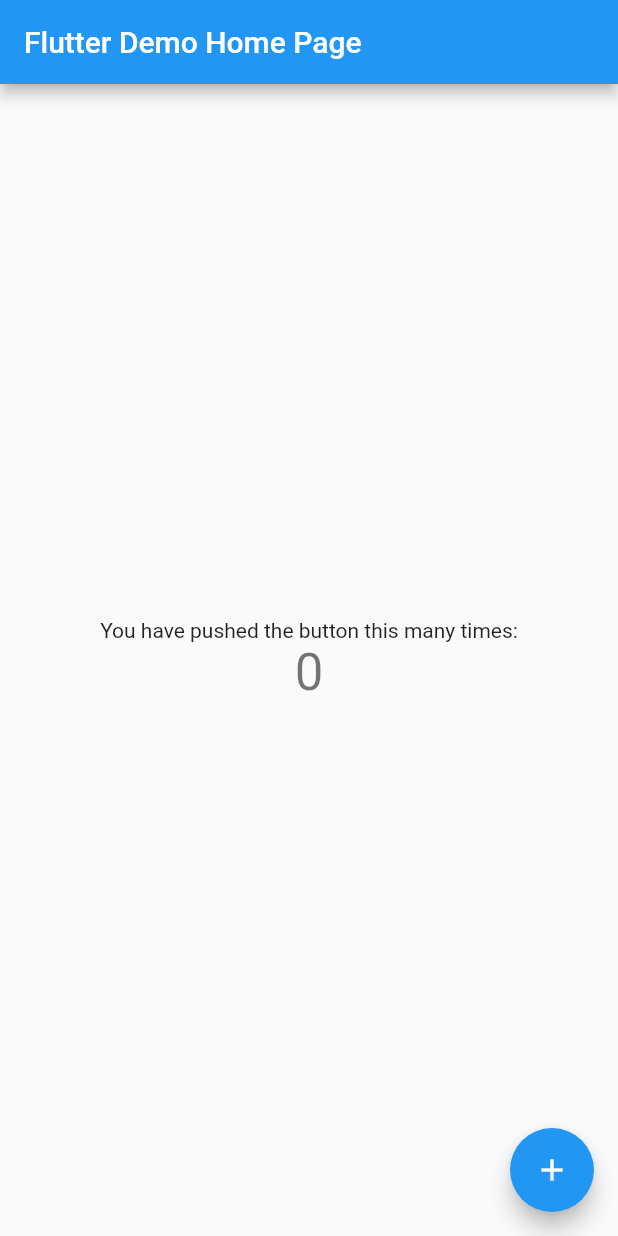
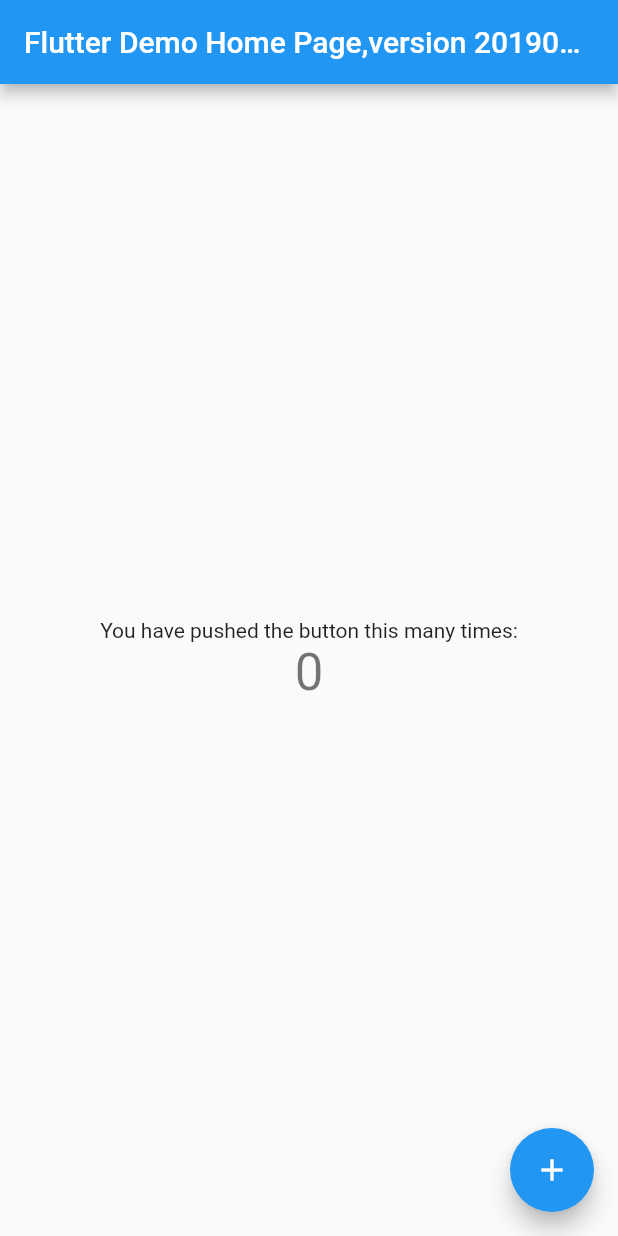
Before and after one commit to Biu-Biu-Biu/sweetfish, a Flutter app: the screen it shows after launch, on a phone screen of 412 x 824 dp. Run offline on Flutter 3.47's test engine with Material 2 defaults, Android fonts, the phone set to English and light mode, and no system bars.

```diff
--- a/lib/main.dart
+++ b/lib/main.dart
@@ -20,7 +20,7 @@ class MyApp extends StatelessWidget {
         // is not restarted.
         primarySwatch: Colors.blue,
       ),
-      home: MyHomePage(title: 'Flutter Demo Home Page'),
+      home: MyHomePage(title: 'Flutter Demo Home Page,version 2019031401'),
     );
   }
 }
```
